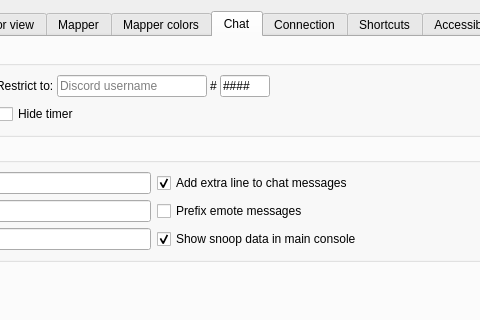
Before: the Qt Designer form src/ui/profile_preferences.ui in Mudlet/Mudlet, drawn with Qt 5; both pictures show x 332 to 812 and y 0 to 320 of the 1055 by 876 pixel window.
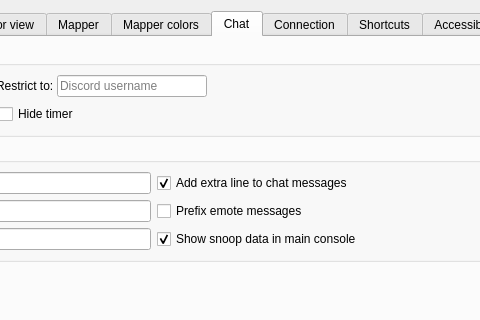
After: the same form once the commit is applied. The open tabs and pages were chosen to show the change. Icons and pictures are not drawn. Custom widgets are drawn as their Qt base class.

Commit message:
Fix: remove obsolete Discord discriminator
Discord removed discriminators (#1234 suffixes) in 2023 - all users now
have unique lowercase usernames. The mRequiredDiscordUserDiscriminator
field was non-functional and would silently block presence updates for
anyone who had it configured before the migration.

Also removes the unused getDiscordUserDetails() function (dead code,
never called from anywhere).

Diff of the .ui file:
```diff
--- a/src/ui/profile_preferences.ui
+++ b/src/ui/profile_preferences.ui
@@ -3503,53 +3503,6 @@
                  </property>
                 </widget>
                </item>
-               <item>
-                <widget class="QLabel" name="label_discordUserDiscriminator">
-                 <property name="toolTip">
-                  <string>&lt;p&gt;Mudlet will only show Rich Presence information while you use this Discord username (useful if you have multiple Discord accounts). Leave empty to show it for any Discord account you log in to.&lt;/p&gt;</string>
-                 </property>
-                 <property name="text">
-                  <string notr="true">#</string>
-                 </property>
-                </widget>
-               </item>
-               <item>
-                <widget class="QLineEdit" name="lineEdit_discordUserDiscriminator">
-                 <property name="sizePolicy">
-                  <sizepolicy hsizetype="Fixed" vsizetype="Fixed">
-                   <horstretch>0</horstretch>
-                   <verstretch>0</verstretch>
-                  </sizepolicy>
-                 </property>
-                 <property name="minimumSize">
-                  <size>
-                   <width>50</width>
-                   <height>0</height>
-                  </size>
-                 </property>
-                 <property name="maximumSize">
-                  <size>
-                   <width>50</width>
-                   <height>16777215</height>
-                  </size>
-                 </property>
-                 <property name="toolTip">
-                  <string>&lt;p&gt;Mudlet will only show Rich Presence information while you use this Discord username (useful if you have multiple Discord accounts). Leave empty to show it for any Discord account you log in to.&lt;/p&gt;</string>
-                 </property>
-                 <property name="inputMethodHints">
-                  <set>Qt::InputMethodHint::ImhDigitsOnly</set>
-                 </property>
-                 <property name="inputMask">
-                  <string notr="true">9999;#</string>
-                 </property>
-                 <property name="maxLength">
-                  <number>4</number>
-                 </property>
-                 <property name="clearButtonEnabled">
-                  <bool>true</bool>
-                 </property>
-                </widget>
-               </item>
               </layout>
              </widget>
             </item>
```
Left out of the diff: 1 changed line with no effect on the pictures. The commit also changes 7 other files.
